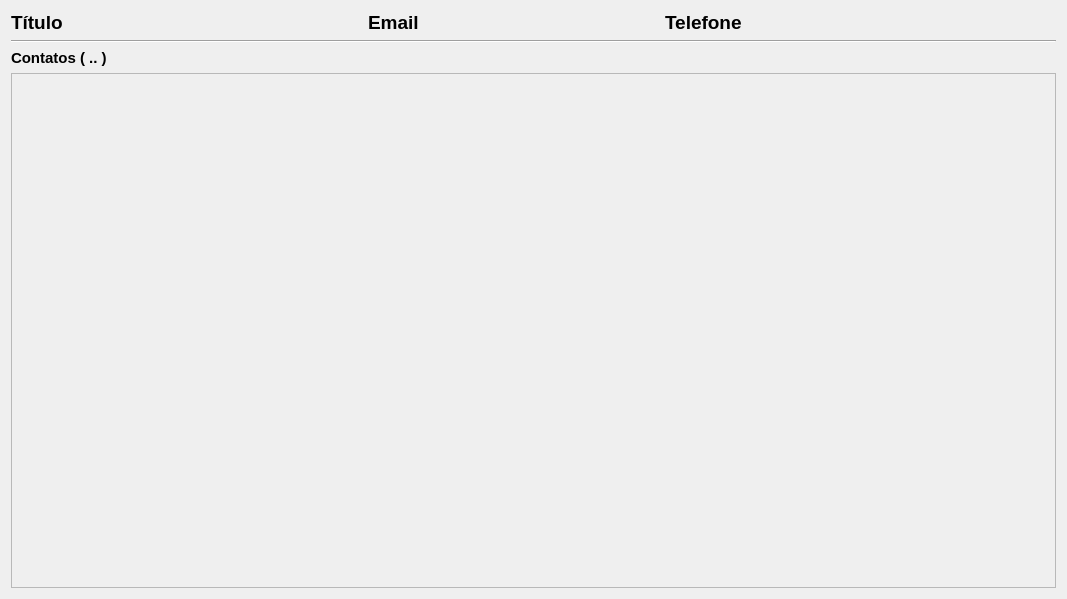
First picture: the form in view/contatos_page.ui, repository rafatosta/contatos, before the edit.
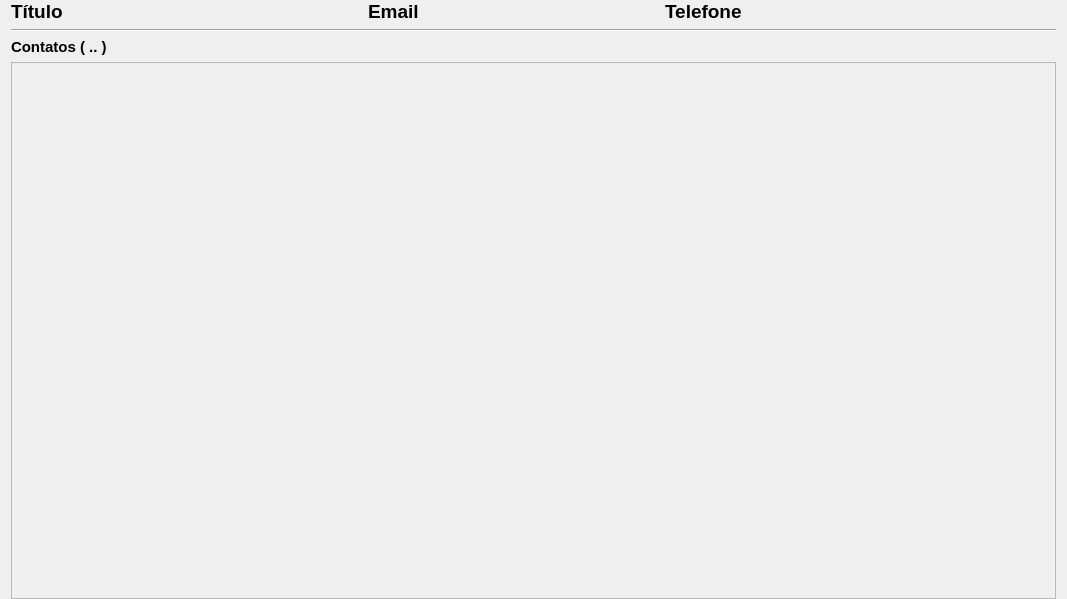
Second picture: the form after the edit.

```diff
--- a/view/contatos_page.ui
+++ b/view/contatos_page.ui
@@ -14,6 +14,12 @@
    <string>Form</string>
   </property>
   <layout class="QVBoxLayout" name="verticalLayout">
+   <property name="topMargin">
+    <number>0</number>
+   </property>
+   <property name="bottomMargin">
+    <number>0</number>
+   </property>
    <item>
     <layout class="QGridLayout" name="gridLayout">
      <item row="0" column="4">
```
Left out of the diff: 6 changed lines with no effect on the pictures.
